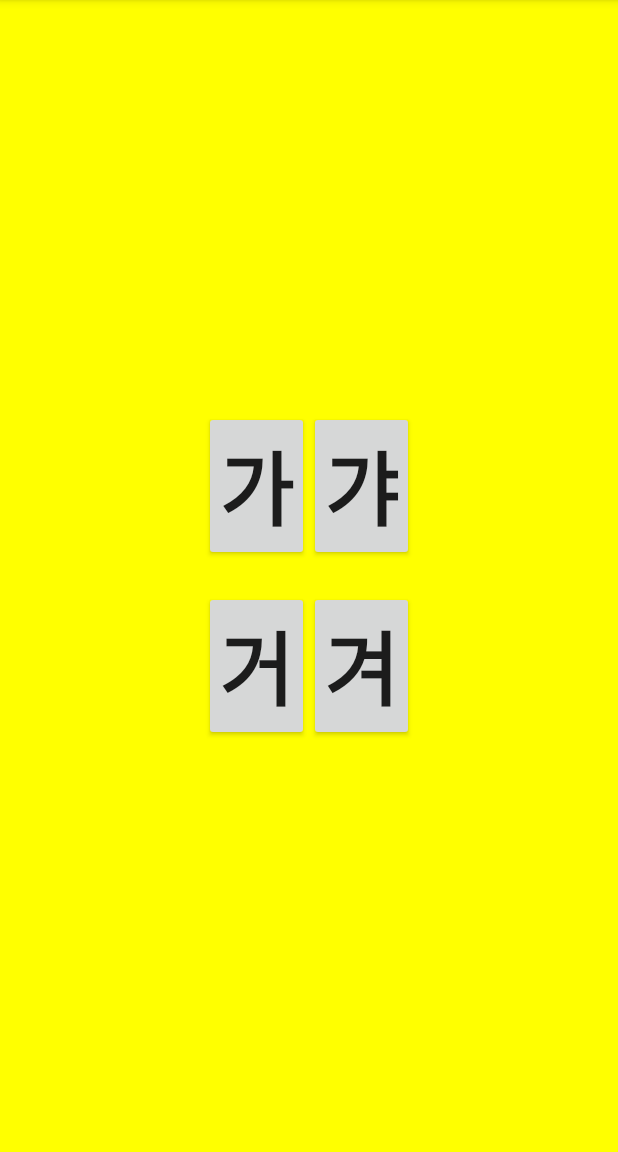
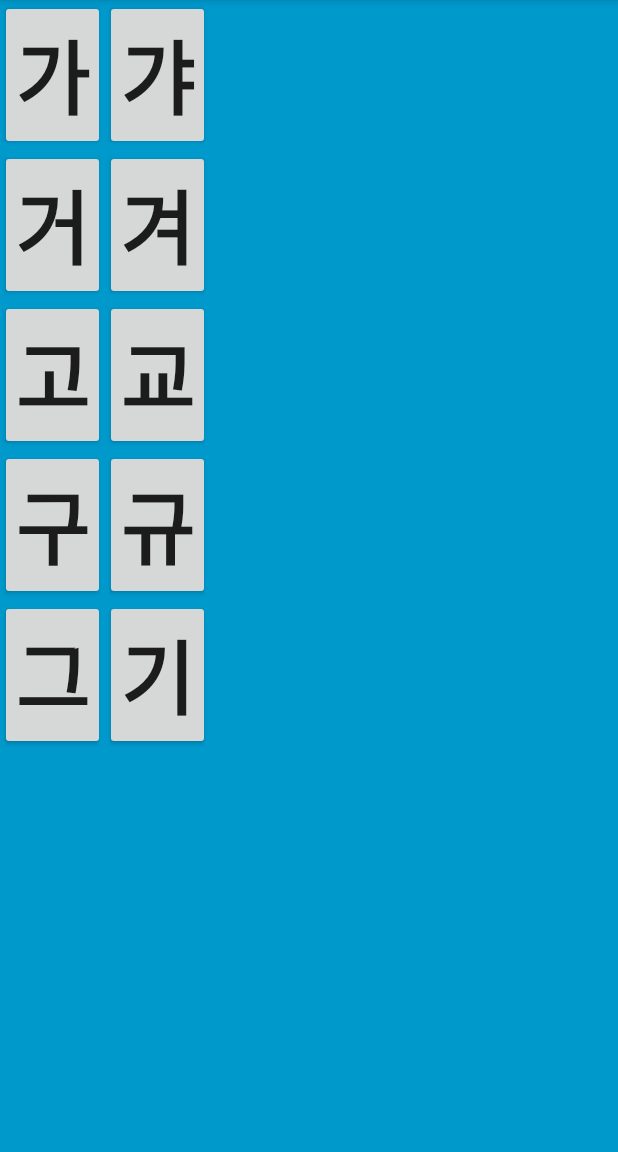
Before and after one commit to jnbrewster/KoreanCharacters, an Android app: the fragment Fragment1 shown on its own in the app's theme, on a phone screen of 412 x 824 dp, the part 84-1236 px from its top. Run offline under Robolectric (Android 15) with nearby library versions, the phone set to English and light mode, and no system bars.

Commit message:
updating layout

```diff
--- a/app/build.gradle
+++ b/app/build.gradle
@@ -6,7 +6,7 @@ android {
 
     defaultConfig {
         applicationId "com.happydad.koreancharacters"
-        minSdkVersion 11
+        minSdkVersion 14
         targetSdkVersion 19
         versionCode 1
         versionName "1.0"
--- a/app/src/main/res/layout/fragment_1.xml
+++ b/app/src/main/res/layout/fragment_1.xml
@@ -1,48 +1,29 @@
 <?xml version="1.0" encoding="utf-8"?>
 
-<RelativeLayout xmlns:android="http://schemas.android.com/apk/res/android"
-    android:layout_width="match_parent" android:layout_height="match_parent"
-    android:background="#FFFF00">
+<TableRow xmlns:android="http://schemas.android.com/apk/res/android"
+    android:orientation="vertical"
+    android:background="@android:color/holo_blue_dark"
+    android:layout_width="fill_parent"
+    android:layout_height="match_parent"
+    android:gravity="fill_horizontal|fill|fill_vertical">
 
-    <TableLayout
-        android:layout_width="fill_parent"
-        android:layout_height="fill_parent"
-        android:gravity="center">
-
-        <TableRow
-            android:layout_width="fill_parent"
+        <TableLayout
+            android:layout_width="wrap_content"
             android:layout_height="fill_parent"
-            android:gravity="center_horizontal"
-            android:padding="10dp">
+            android:gravity="left">
 
             <Button
                 style="?android:attr/buttonStyleSmall"
-                android:layout_width="wrap_content"
+                android:layout_width="144dp"
                 android:layout_height="wrap_content"
                 android:text="가"
                 android:id="@+id/button가"
                 android:textSize="54dp"
                 android:textStyle="bold"
-                android:padding="10dp" />
-
-            <Button
-                style="?android:attr/buttonStyleSmall"
-                android:layout_width="wrap_content"
-                android:layout_height="wrap_content"
-                android:text="갸"
-                android:id="@+id/button갸"
-                android:textSize="54dp"
-                android:textStyle="bold"
-                android:padding="10dp" />
-
-        </TableRow>
-
-        <TableRow
-            android:layout_width="fill_parent"
-            android:layout_height="fill_parent"
-            android:gravity="center_horizontal"
-            android:id="@+id/tableRow"
-            android:padding="10dp">
+                android:padding="10dp"
+                android:layout_row="0"
+                android:layout_column="0"
+                />
 
             <Button
                 style="?android:attr/buttonStyleSmall"
@@ -52,20 +33,110 @@
                 android:id="@+id/button거"
                 android:textSize="54dp"
                 android:textStyle="bold"
-                android:padding="10dp" />
+                android:padding="10dp"
+                android:layout_row="3"
+                android:layout_column="1" />
 
             <Button
                 style="?android:attr/buttonStyleSmall"
                 android:layout_width="wrap_content"
                 android:layout_height="wrap_content"
-                android:text="겨"
-                android:id="@+id/button겨"
+                android:text="고"
+                android:id="@+id/button고"
                 android:textSize="54dp"
                 android:textStyle="bold"
-                android:padding="10dp" />
+                android:padding="10dp"
+                android:layout_row="1" />
 
-        </TableRow>
+            <Button
+                style="?android:attr/buttonStyleSmall"
+                android:layout_width="wrap_content"
+                android:layout_height="wrap_content"
+                android:text="구"
+                android:id="@+id/button구"
+                android:textSize="54dp"
+                android:textStyle="bold"
+                android:padding="10dp"
+                android:layout_row="2"
+                android:layout_column="0" />
+
+            <Button
+                style="?android:attr/buttonStyleSmall"
+                android:layout_width="wrap_content"
+                android:layout_height="wrap_content"
+                android:text="그"
+                android:id="@+id/button그"
+                android:textSize="54dp"
+                android:textStyle="bold"
+                android:padding="10dp"
+                android:layout_row="0"
+                android:layout_column="1" />
+
+        </TableLayout>
+
+    <TableLayout
+        android:layout_width="wrap_content"
+        android:layout_height="fill_parent"
+        android:gravity="right">
+
+        <Button
+            style="?android:attr/buttonStyleSmall"
+            android:layout_width="wrap_content"
+            android:layout_height="wrap_content"
+            android:text="갸"
+            android:id="@+id/button갸"
+            android:textSize="54dp"
+            android:textStyle="bold"
+            android:padding="10dp"
+            android:layout_row="1"
+            android:layout_column="0" />
+
+        <Button
+            style="?android:attr/buttonStyleSmall"
+            android:layout_width="wrap_content"
+            android:layout_height="wrap_content"
+            android:text="겨"
+            android:id="@+id/button겨"
+            android:textSize="54dp"
+            android:textStyle="bold"
+            android:padding="10dp"
+            android:layout_row="0" />
+
+        <Button
+            style="?android:attr/buttonStyleSmall"
+            android:layout_width="wrap_content"
+            android:layout_height="wrap_content"
+            android:text="교"
+            android:id="@+id/button교"
+            android:textSize="54dp"
+            android:textStyle="bold"
+            android:padding="10dp"
+            android:layout_row="3"
+            android:layout_column="0" />
+
+        <Button
+            style="?android:attr/buttonStyleSmall"
+            android:layout_width="wrap_content"
+            android:layout_height="wrap_content"
+            android:text="규"
+            android:id="@+id/button규"
+            android:textSize="54dp"
+            android:textStyle="bold"
+            android:padding="10dp"
+            android:layout_row="2"
+            android:layout_column="1" />
+
+        <Button
+            style="?android:attr/buttonStyleSmall"
+            android:layout_width="wrap_content"
+            android:layout_height="wrap_content"
+            android:text="기"
+            android:id="@+id/button기"
+            android:textSize="54dp"
+            android:textStyle="bold"
+            android:padding="10dp"
+            android:layout_row="1"
+            android:layout_column="3" />
 
     </TableLayout>
-
-</RelativeLayout>
+</TableRow>
```
